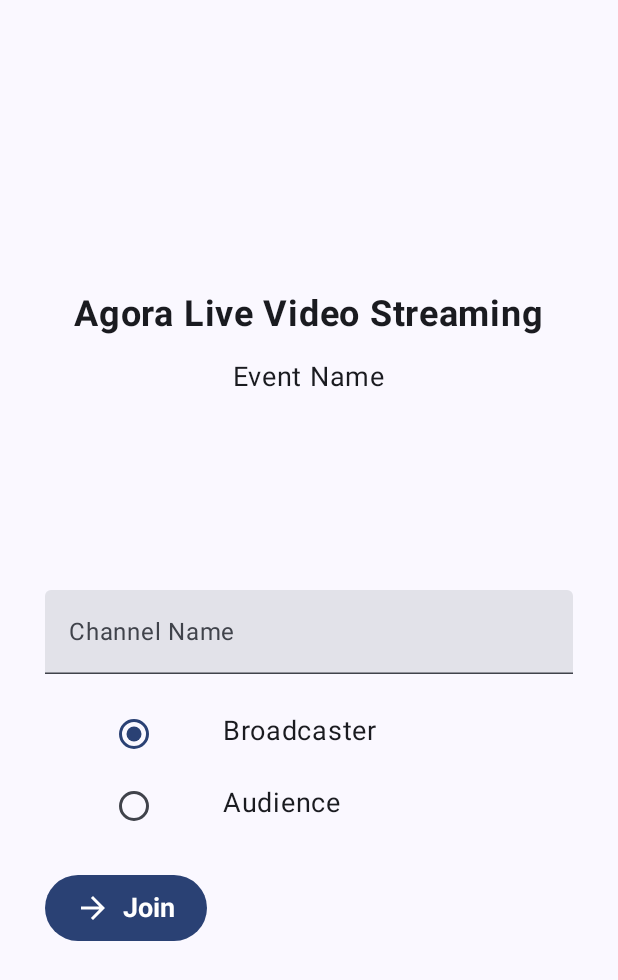
After one commit to timife007-r3/AgoraVCPOC, an Android app built with Jetpack Compose: the composable JoinCallScreen shown on its own in the app's theme, on a phone screen of 412 x 824 dp. The commit adds this screen. Shown: the top 980 px of the screen. Run offline under Robolectric (Android 15) with nearby library versions, the phone set to English and light mode, and no system bars; our stand-ins replace Dagger/Hilt's generated code; libraries missing offline, so code that uses them is left out: io.agora.rtc2.

Commit message:
agora video

```diff
--- a/app/build.gradle.kts
+++ b/app/build.gradle.kts
@@ -30,11 +30,11 @@ android {
         }
     }
     compileOptions {
-        sourceCompatibility = JavaVersion.VERSION_1_8
-        targetCompatibility = JavaVersion.VERSION_1_8
+        sourceCompatibility = JavaVersion.VERSION_11
+        targetCompatibility = JavaVersion.VERSION_11
     }
     kotlinOptions {
-        jvmTarget = "1.8"
+        jvmTarget = "11"
     }
     buildFeatures {
         compose = true
--- /dev/null
+++ b/app/src/main/java/com/timife/agoravcpoc/JoinCallScreen.kt
@@ -0,0 +1,144 @@
+package com.timife.agoravcpoc
+
+import android.content.Intent
+import android.os.Bundle
+import androidx.compose.foundation.layout.Arrangement
+import androidx.compose.foundation.layout.Column
+import androidx.compose.foundation.layout.PaddingValues
+import androidx.compose.foundation.layout.Row
+import androidx.compose.foundation.layout.Spacer
+import androidx.compose.foundation.layout.fillMaxSize
+import androidx.compose.foundation.layout.fillMaxWidth
+import androidx.compose.foundation.layout.height
+import androidx.compose.foundation.layout.padding
+import androidx.compose.foundation.layout.size
+import androidx.compose.foundation.rememberScrollState
+import androidx.compose.foundation.selection.selectable
+import androidx.compose.foundation.verticalScroll
+import androidx.compose.material.icons.Icons
+import androidx.compose.material.icons.filled.ArrowForward
+import androidx.compose.material3.Button
+import androidx.compose.material3.ButtonDefaults
+import androidx.compose.material3.Icon
+import androidx.compose.material3.RadioButton
+import androidx.compose.material3.Text
+import androidx.compose.material3.TextField
+import androidx.compose.runtime.Composable
+import androidx.compose.runtime.mutableStateOf
+import androidx.compose.runtime.remember
+import androidx.compose.ui.Alignment
+import androidx.compose.ui.Modifier
+import androidx.compose.ui.platform.LocalContext
+import androidx.compose.ui.text.font.FontWeight
+import androidx.compose.ui.text.input.TextFieldValue
+import androidx.compose.ui.unit.dp
+import androidx.compose.ui.unit.sp
+import androidx.core.content.ContextCompat
+import androidx.hilt.navigation.compose.hiltViewModel
+import com.timife.agoravcpoc.viewmodel.AgoraVCViewModel
+
+@Composable
+fun JoinCallScreen(
+    modifier: Modifier = Modifier,
+    viewModel: AgoraVCViewModel = hiltViewModel()
+){
+
+
+
+
+    Column(
+        modifier = Modifier
+            .fillMaxSize()
+            .padding(horizontal = 20.dp)
+            .verticalScroll(state = rememberScrollState()),
+        verticalArrangement = Arrangement.Center,
+        horizontalAlignment = Alignment.CenterHorizontally,
+    ) {
+        Text(text = "Agora Live Video Streaming", fontWeight = FontWeight.Bold, fontSize = 24.sp)
+        Spacer(modifier = Modifier.height(16.dp))
+        Text(text = "Event Name", fontSize = 18.sp)
+        Spacer(modifier = Modifier.height(50.dp))
+        InputFields(modifier)
+    }
+
+}
+
+@Composable
+private fun InputFields( modifier: Modifier = Modifier,){
+    val context = LocalContext.current
+
+    val channelNameState = remember { mutableStateOf(TextFieldValue()) }
+    val userRoleOptions = listOf("Broadcaster", "Audience")
+    val (selectedOption, onOptionSelected) = remember { mutableStateOf(userRoleOptions[0]) }
+
+    Column(
+        modifier =modifier.padding(horizontal = 10.dp),
+        verticalArrangement = Arrangement.Center,
+    )
+    {
+        Spacer(modifier = modifier.height(80.dp))
+
+        TextField(
+            value = channelNameState.value,
+            onValueChange = { channelNameState.value = it },
+            label = { Text("Channel Name ") },
+            placeholder = { Text("test") },
+            modifier = Modifier
+                .align(
+                    alignment = Alignment.CenterHorizontally
+                )
+                .fillMaxWidth()
+        )
+        Spacer(modifier = modifier.height(16.dp))
+        userRoleOptions.forEach{ text ->
+            Row(
+                Modifier
+                    .fillMaxWidth()
+                    .padding(horizontal = 10.dp)
+                    .selectable(
+                        selected = (text == selectedOption),
+                        onClick = { onOptionSelected(text) }
+                    )
+            )  {
+                RadioButton(
+                    selected = (
+                            text == selectedOption),
+                    modifier = modifier.padding(
+                        horizontal = 25.dp,
+                        vertical = 0.dp
+                    ),
+                    onClick = {
+                        onOptionSelected(text)
+                    }
+                )
+
+                Text(
+                    text = text,
+                    modifier = Modifier.padding(start = 10.dp, top = 10.dp),
+                    fontSize = 18.sp
+                )
+            }
+        }
+
+
+        Spacer(modifier = Modifier.height(20.dp))
+
+        Button(
+            onClick = {
+                 val intent = Intent(context, VideoCallActivity::class.java)
+                 intent.putExtra("ChannelName", channelNameState.value.text)
+                 intent.putExtra("UserRole", selectedOption)
+                 ContextCompat.startActivity(context, intent, Bundle())
+            },
+            contentPadding = PaddingValues(
+                horizontal = 20.dp,
+                vertical = 10.dp
+            )
+        ) {
+            Icon(Icons.Filled.ArrowForward, contentDescription = "Join", modifier = modifier.size(24.dp))
+            Spacer(modifier = modifier.size(ButtonDefaults.IconSpacing))
+            Text(text = "Join", fontWeight = FontWeight.Bold, fontSize = 18.sp)
+        }
+    }
+
+}
--- a/app/src/main/res/values/strings.xml
+++ b/app/src/main/res/values/strings.xml
@@ -1,3 +1,4 @@
 <resources>
     <string name="app_name">AgoraVCPOC</string>
+    <string name="title_activity_video_call">VideoCallActivity</string>
 </resources>
```
Also changed, not shown: app/src/main/AndroidManifest.xml (+17 -18 lines), app/src/main/java/com/timife/agoravcpoc/MainActivity.kt (+13 -4 lines), app/src/main/java/com/timife/agoravcpoc/VideoCallActivity.kt (added, +355 -0 lines).
